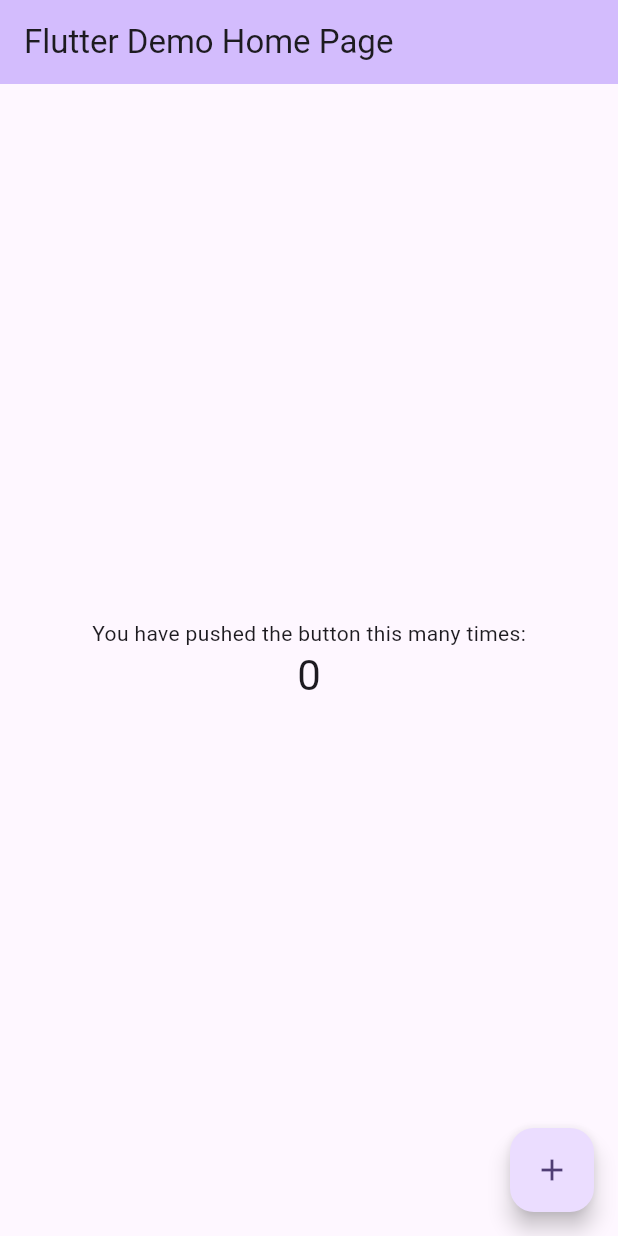
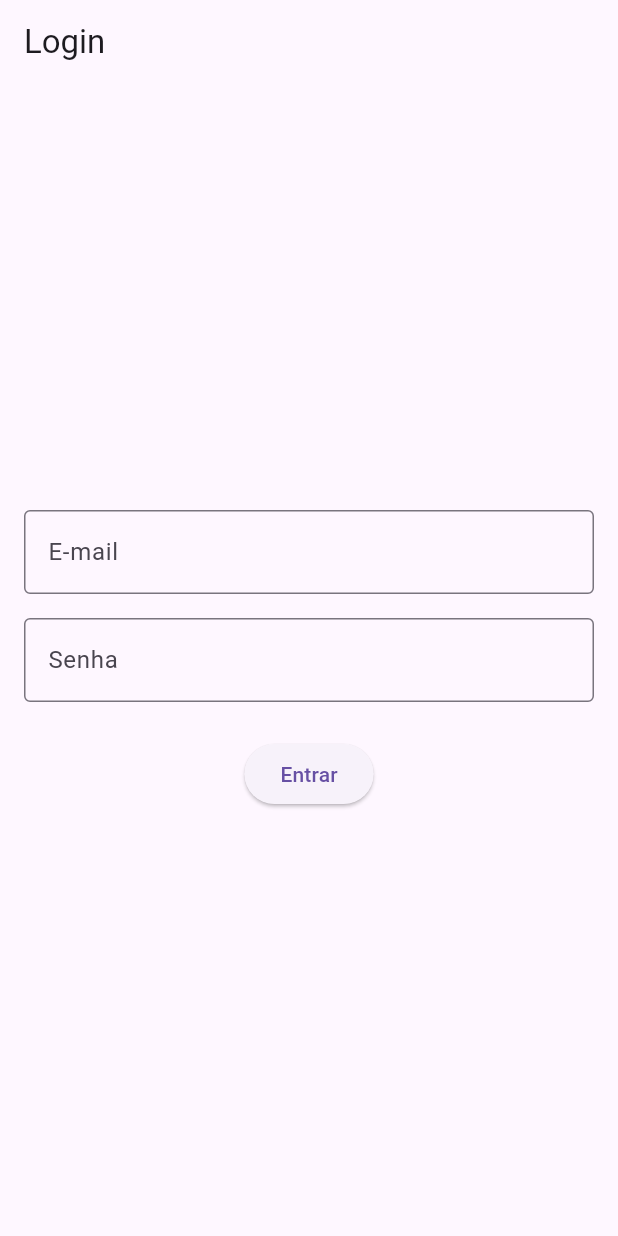
Before and after one commit to Jackeline00/ProjPraticas-SimpleCash, a Flutter app: the screen it shows after launch, on a phone screen of 412 x 824 dp. Run offline on Flutter 3.47's test engine with Material 3 defaults, Android fonts, the phone set to English and light mode, and no system bars.

Commit message:
Começo do começo da tela login

```diff
--- a/flutter/lib/main.dart
+++ b/flutter/lib/main.dart
@@ -1,4 +1,5 @@
 import 'package:flutter/material.dart';
+import 'screens/login.dart';
 
 void main() {
   runApp(const MyApp());
@@ -7,116 +8,17 @@ void main() {
 class MyApp extends StatelessWidget {
   const MyApp({super.key});
 
-  // This widget is the root of your application.
   @override
   Widget build(BuildContext context) {
     return MaterialApp(
-      title: 'Flutter Demo',
+      title: 'SimpleCash',
       theme: ThemeData(
-        // This is the theme of your application.
-        //
-        // TRY THIS: Try running your application with "flutter run". You'll see
-        // the application has a purple toolbar. Then, without quitting the app,
-        // try changing the seedColor in the colorScheme below to Colors.green
-        // and then invoke "hot reload" (save your changes or press the "hot
-        // reload" button in a Flutter-supported IDE, or press "r" if you used
-        // the command line to start the app).
-        //
-        // Notice that the counter didn't reset back to zero; the application
-        // state is not lost during the reload. To reset the state, use hot
-        // restart instead.
-        //
-        // This works for code too, not just values: Most code changes can be
-        // tested with just a hot reload.
-        colorScheme: ColorScheme.fromSeed(seedColor: Colors.deepPurple),
+        primarySwatch: Colors.blue,
       ),
-      home: const MyHomePage(title: 'Flutter Demo Home Page'),
+      initialRoute: "/login",
+      routes: {
+        "/login": (context) => const Login(),
+      },
     );
   }
 }
-
-class MyHomePage extends StatefulWidget {
-  const MyHomePage({super.key, required this.title});
-
-  // This widget is the home page of your application. It is stateful, meaning
-  // that it has a State object (defined below) that contains fields that affect
-  // how it looks.
-
-  // This class is the configuration for the state. It holds the values (in this
-  // case the title) provided by the parent (in this case the App widget) and
-  // used by the build method of the State. Fields in a Widget subclass are
-  // always marked "final".
-
-  final String title;
-
-  @override
-  State<MyHomePage> createState() => _MyHomePageState();
-}
-
-class _MyHomePageState extends State<MyHomePage> {
-  int _counter = 0;
-
-  void _incrementCounter() {
-    setState(() {
-      // This call to setState tells the Flutter framework that something has
-      // changed in this State, which causes it to rerun the build method below
-      // so that the display can reflect the updated values. If we changed
-      // _counter without calling setState(), then the build method would not be
-      // called again, and so nothing would appear to happen.
-      _counter++;
-    });
-  }
-
-  @override
-  Widget build(BuildContext context) {
-    // This method is rerun every time setState is called, for instance as done
-    // by the _incrementCounter method above.
-    //
-    // The Flutter framework has been optimized to make rerunning build methods
-    // fast, so that you can just rebuild anything that needs updating rather
-    // than having to individually change instances of widgets.
-    return Scaffold(
-      appBar: AppBar(
-        // TRY THIS: Try changing the color here to a specific color (to
-        // Colors.amber, perhaps?) and trigger a hot reload to see the AppBar
-        // change color while the other colors stay the same.
-        backgroundColor: Theme.of(context).colorScheme.inversePrimary,
-        // Here we take the value from the MyHomePage object that was created by
-        // the App.build method, and use it to set our appbar title.
-        title: Text(widget.title),
-      ),
-      body: Center(
-        // Center is a layout widget. It takes a single child and positions it
-        // in the middle of the parent.
-        child: Column(
-          // Column is also a layout widget. It takes a list of children and
-          // arranges them vertically. By default, it sizes itself to fit its
-          // children horizontally, and tries to be as tall as its parent.
-          //
-          // Column has various properties to control how it sizes itself and
-          // how it positions its children. Here we use mainAxisAlignment to
-          // center the children vertically; the main axis here is the vertical
-          // axis because Columns are vertical (the cross axis would be
-          // horizontal).
-          //
-          // TRY THIS: Invoke "debug painting" (choose the "Toggle Debug Paint"
-          // action in the IDE, or press "p" in the console), to see the
-          // wireframe for each widget.
-          mainAxisAlignment: MainAxisAlignment.center,
-          children: <Widget>[
-            const Text('You have pushed the button this many times:'),
-            Text(
-              '$_counter',
-              style: Theme.of(context).textTheme.headlineMedium,
-            ),
-          ],
-        ),
-      ),
-      floatingActionButton: FloatingActionButton(
-        onPressed: _incrementCounter,
-        tooltip: 'Increment',
-        child: const Icon(Icons.add),
-      ), // This trailing comma makes auto-formatting nicer for build methods.
-    );
-  }
-}
--- /dev/null
+++ b/flutter/lib/screens/login.dart
@@ -0,0 +1,78 @@
+import 'package:flutter/material.dart';
+
+
+class Login extends StatefulWidget {
+  const Login({super.key});
+
+  @override
+  State<Login> createState() => _LoginScreen();
+}
+
+class _LoginScreen extends State<Login> {
+  final _formKey = GlobalKey<FormState>();
+  final _emailController = TextEditingController();
+  final _senhaController = TextEditingController();
+
+  void _login() {
+    if (_formKey.currentState!.validate()) {
+      final email = _emailController.text;
+      final senha = _senhaController.text;
+
+      // Aqui futuramente vai chamar sua API de login
+      print("Tentando login com: $email / $senha");
+
+
+    }
+  }
+
+  @override
+  Widget build(BuildContext context) {
+    return Scaffold(
+      appBar: AppBar(title: const Text("Login")),
+      body: Padding(
+        padding: const EdgeInsets.all(16.0),
+        child: Form(
+          key: _formKey,
+          child: Column(
+            mainAxisAlignment: MainAxisAlignment.center,
+            children: [
+              TextFormField(
+                controller: _emailController,
+                decoration: const InputDecoration(
+                  labelText: "E-mail",
+                  border: OutlineInputBorder(),
+                ),
+                validator: (value) {
+                  if (value == null || value.isEmpty) {
+                    return "Digite seu e-mail";
+                  }
+                  return null;
+                },
+              ),
+              const SizedBox(height: 16),
+              TextFormField(
+                controller: _senhaController,
+                decoration: const InputDecoration(
+                  labelText: "Senha",
+                  border: OutlineInputBorder(),
+                ),
+                obscureText: true,
+                validator: (value) {
+                  if (value == null || value.isEmpty) {
+                    return "Digite sua senha";
+                  }
+                  return null;
+                },
+              ),
+              const SizedBox(height: 24),
+              ElevatedButton(
+                onPressed: _login,
+                child: const Text("Entrar"),
+              ),
+            ],
+          ),
+        ),
+      ),
+    );
+  }
+}
```
